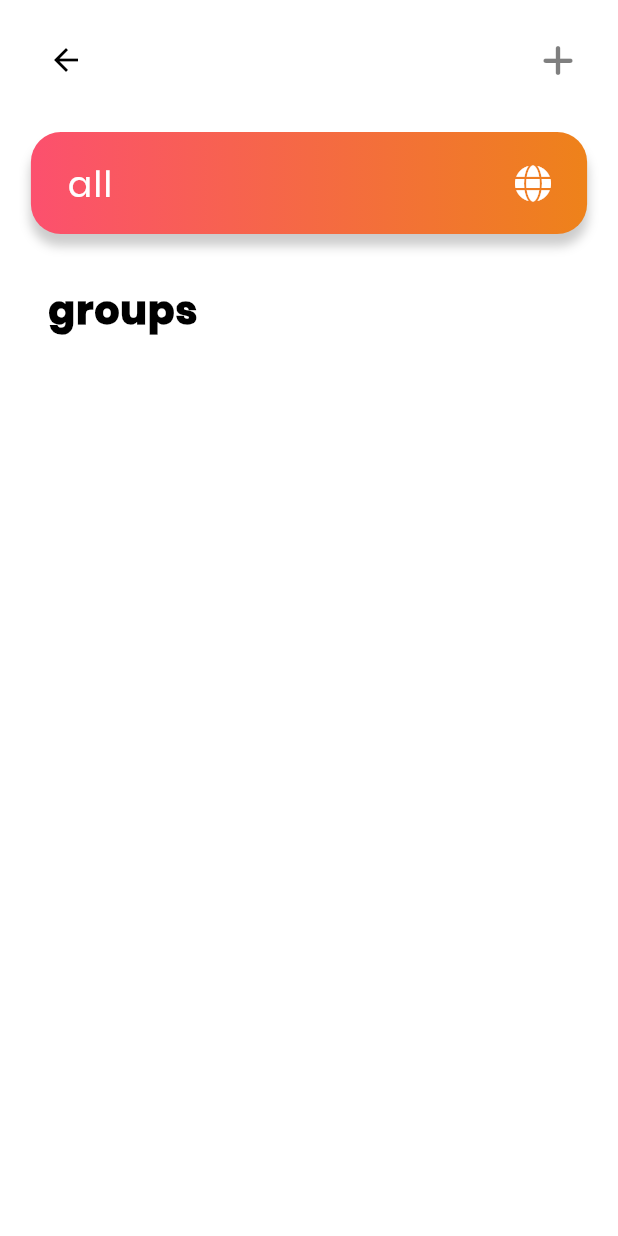
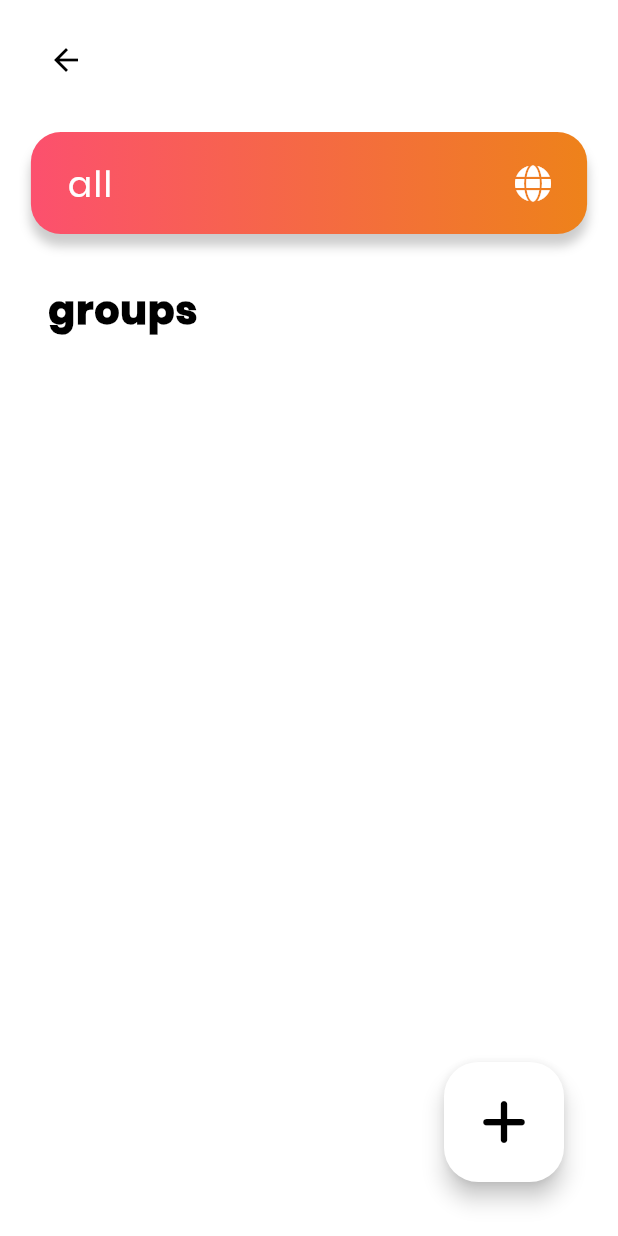
Before and after one commit to xlamn/tally-counter, a Flutter app: the TallyGroupsOverviewPage screen opened directly, on a phone screen of 412 x 824 dp. Run offline on Flutter 3.47's test engine with Material 2 defaults, Android fonts, the phone set to English and light mode, and no system bars; drawn by our look-alikes of dynamic_color; our stand-ins replace bloc, equatable, flutter_bloc, flutter_slidable, font_awesome_flutter, shared_preferences; accounts and stored records are empty; generated files the repository leaves out were written again.

Commit message:
feature: change add button to floating action button.

```diff
--- a/lib/pages/pages.dart
+++ b/lib/pages/pages.dart
@@ -1,4 +1,3 @@
 export 'tally_counter/tally_counter_page.dart';
 export 'tally_groups_overview/tally_groups_overview_page.dart';
-export 'tally_counter_settings/tally_counter_settings_page.dart';
 export 'tally_counters_overview/tally_counters_overview_page.dart';
--- a/lib/pages/tally_counter/tally_counter_page_header.dart
+++ b/lib/pages/tally_counter/tally_counter_page_header.dart
@@ -7,7 +7,7 @@ import '../../constants/constants.dart';
 import '../../cubits/cubits.dart';
 import '../../models/models.dart';
 import '../../widgets/widgets.dart';
-import '../pages.dart';
+import 'tally_counter_settings_page.dart';
 
 class TallyCounterPageHeader extends StatelessWidget {
   final TallyCounter tallyCounter;
--- a/lib/pages/tally_counter_settings/tally_counter_settings_page.dart
+++ b/lib/pages/tally_counter/tally_counter_settings_page.dart
@@ -29,22 +29,18 @@ class TallyCounterSettingsPage extends StatelessWidget {
                   height: SizeConstants.large,
                 ),
                 FormTextField(
-                  tallyCounter: state.tallyCounters[state.selected],
                   title: context.local.title.toCapitalized(),
                   textController: PageConstants.titleController,
                 ),
                 FormValueField(
-                  tallyCounter: state.tallyCounters[state.selected],
                   title: context.local.value.toCapitalized(),
                   valueController: PageConstants.countController,
                 ),
                 FormValueField(
-                  tallyCounter: state.tallyCounters[state.selected],
                   title: context.local.steps.toCapitalized(),
                   valueController: PageConstants.stepController,
                 ),
                 FormDropdownField(
-                  tallyCounter: state.tallyCounters[state.selected],
                   title: context.local.group,
                   dropdownItems: BlocProvider.of<TallyGroupCubit>(context).state.tallyGroups,
                   controller: PageConstants.groupController,
--- a/lib/pages/tally_groups_overview/tally_groups_overview_page.dart
+++ b/lib/pages/tally_groups_overview/tally_groups_overview_page.dart
@@ -1,13 +1,12 @@
 import 'package:flutter/material.dart';
 import 'package:flutter_bloc/flutter_bloc.dart';
-import 'package:font_awesome_flutter/font_awesome_flutter.dart';
 import 'package:tally_counter/widgets/input_dialog.dart';
 
 import '../../constants/constants.dart';
 import '../../cubits/cubits.dart';
 import '../../extensions/extensions.dart';
 import '../../models/models.dart';
-import '../../widgets/tally_counter_icon_button.dart';
+import '../../widgets/floating_add_button.dart';
 import 'tally_group_item.dart';
 import 'tally_group_summary_item.dart';
 
@@ -30,7 +29,7 @@ class TallyGroupsOverviewPage extends StatelessWidget {
                 sliver: SliverAppBar(
                   toolbarHeight: HeightConstants.headerHeight,
                   backgroundColor: Theme.of(context).scaffoldBackgroundColor,
-                  actions: const [_AddTallyGroupButton()],
+                  actions: const [],
                 ),
               ),
               SliverList(
@@ -52,6 +51,16 @@ class TallyGroupsOverviewPage extends StatelessWidget {
             ],
           );
         },
+      ),
+      floatingActionButton: FloatingAddButton(
+        onPressed: () => showInputDialog(
+          context,
+          title: context.local.newGroup.toCapitalized(),
+          actionText: context.local.create.toCapitalized(),
+          action: () => BlocProvider.of<TallyGroupCubit>(context).addGroup(
+            title: PageConstants.groupTitleController.text,
+          ),
+        ),
       ),
     );
   }
@@ -98,27 +107,3 @@ class _GroupsTitle extends StatelessWidget {
     );
   }
 }
-
-class _AddTallyGroupButton extends StatelessWidget {
-  const _AddTallyGroupButton({Key? key}) : super(key: key);
-
-  @override
-  Widget build(BuildContext context) {
-    return Container(
-      padding: const EdgeInsets.symmetric(
-        vertical: SizeConstants.normalSmaller,
-      ),
-      child: TallyCounterIconButton(
-        icon: const FaIcon(FontAwesomeIcons.plus),
-        action: () => showInputDialog(
-          context,
-          title: context.local.newGroup.toCapitalized(),
-          actionText: context.local.create.toCapitalized(),
-          action: () => BlocProvider.of<TallyGroupCubit>(context).addGroup(
-            title: PageConstants.groupTitleController.text,
-          ),
-        ),
-      ),
-    );
-  }
-}
--- /dev/null
+++ b/lib/widgets/floating_add_button.dart
@@ -0,0 +1,30 @@
+import 'package:flutter/material.dart';
+import 'package:font_awesome_flutter/font_awesome_flutter.dart';
+
+import '../constants/size_constants.dart';
+
+class FloatingAddButton extends StatelessWidget {
+  final VoidCallback onPressed;
+
+  const FloatingAddButton({
+    super.key,
+    required this.onPressed,
+  });
+
+  @override
+  Widget build(BuildContext context) {
+    return Container(
+      padding: const EdgeInsets.all(
+        SizeConstants.normalLarger,
+      ),
+      height: 120.0,
+      width: 120.0,
+      child: FittedBox(
+        child: FloatingActionButton(
+          onPressed: onPressed,
+          child: const FaIcon(FontAwesomeIcons.plus),
+        ),
+      ),
+    );
+  }
+}
```
Also changed, not shown: lib/pages/tally_counters_overview/tally_counters_overview_page.dart (+7 -22 lines).
